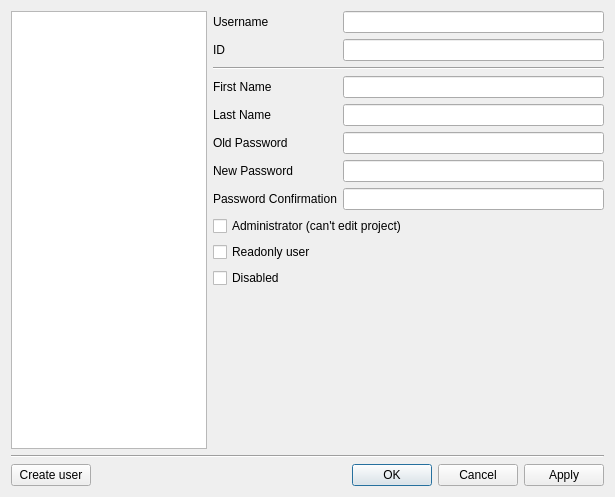
Before: the Qt Designer form u7/UserManagementDialog.ui in whiteman-kr/u7set, drawn with Qt 5.
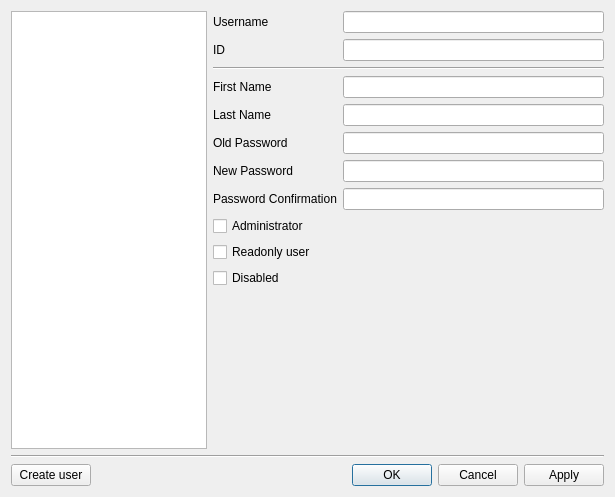
After: the same form once the commit is applied.

Diff of the .ui file:
```diff
--- a/u7/UserManagementDialog.ui
+++ b/u7/UserManagementDialog.ui
@@ -54,7 +54,7 @@
        <item row="18" column="0" colspan="2">
         <widget class="QCheckBox" name="isAdministrator">
          <property name="text">
-          <string>Administrator (can't edit project)</string>
+          <string>Administrator</string>
          </property>
         </widget>
        </item>
```
